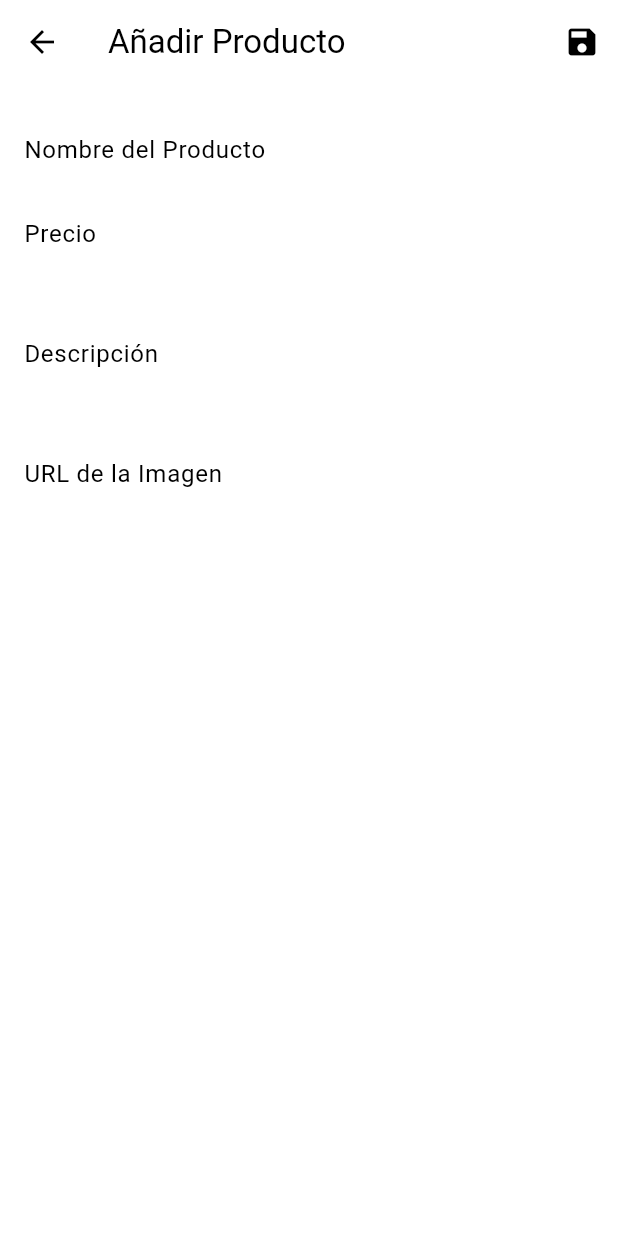
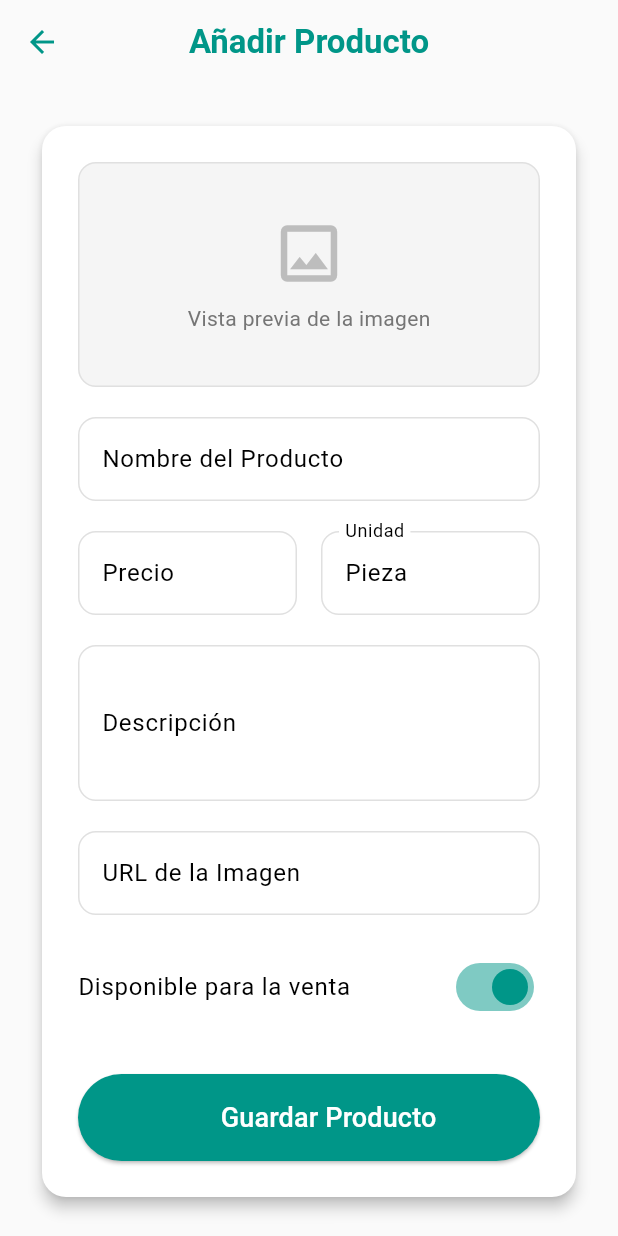
Before and after one commit to JoseFranciscoNavaR/JerceriaApp, a Flutter app: the AdminEditProductScreen screen opened directly, on a phone screen of 412 x 824 dp. Run offline on Flutter 3.47's test engine with Material 3 defaults, Android fonts, the phone set to English and light mode, and no system bars; our stand-ins replace badges, hive, hive_flutter; accounts and stored records are empty.

Commit message:
Jarceria v1.1.3 admin panel

```diff
--- a/lib/models/product_model.dart
+++ b/lib/models/product_model.dart
@@ -1,4 +1,3 @@
-
 import 'package:hive/hive.dart';
 
 part 'product_model.g.dart';
@@ -20,11 +19,19 @@ class Product extends HiveObject {
   @HiveField(4)
   String imageUrl;
 
+  @HiveField(5)
+  bool isAvailable;
+
+  @HiveField(6)
+  String unit;
+
   Product({
     required this.id,
     required this.name,
     required this.description,
     required this.price,
     required this.imageUrl,
+    this.isAvailable = true,
+    this.unit = 'Pieza',
   });
 }
--- a/lib/screens/admin/admin_edit_product_screen.dart
+++ b/lib/screens/admin/admin_edit_product_screen.dart
@@ -1,4 +1,3 @@
-
 import 'package:flutter/material.dart';
 import 'package:uuid/uuid.dart';
 import '../../models/product_model.dart';
@@ -22,6 +21,8 @@ class _AdminEditProductScreenState extends State<AdminEditProductScreen> {
   final _priceController = TextEditingController();
   final _descriptionController = TextEditingController();
   final _imageUrlController = TextEditingController();
+  final _unitController = TextEditingController();
+  bool _isAvailable = true;
 
   var _isLoading = false;
 
@@ -33,7 +34,13 @@ class _AdminEditProductScreenState extends State<AdminEditProductScreen> {
       _priceController.text = widget.product!.price.toString();
       _descriptionController.text = widget.product!.description;
       _imageUrlController.text = widget.product!.imageUrl;
+      _unitController.text = widget.product!.unit;
+      _isAvailable = widget.product!.isAvailable;
+    } else {
+      // For new products, default unit is 'Pieza'
+      _unitController.text = 'Pieza';
     }
+    _imageUrlController.addListener(_updateImagePreview);
   }
 
   @override
@@ -42,7 +49,12 @@ class _AdminEditProductScreenState extends State<AdminEditProductScreen> {
     _priceController.dispose();
     _descriptionController.dispose();
     _imageUrlController.dispose();
+    _unitController.dispose();
     super.dispose();
+  }
+
+  void _updateImagePreview() {
+    setState(() {});
   }
 
   Future<void> _saveForm() async {
@@ -60,27 +72,28 @@ class _AdminEditProductScreenState extends State<AdminEditProductScreen> {
     final price = double.parse(_priceController.text);
     final description = _descriptionController.text;
     final imageUrl = _imageUrlController.text;
+    final unit = _unitController.text;
 
     try {
-      if (widget.product == null) {
-        // Crear nuevo producto
       final newProduct = Product(
-          id: _uuid.v4(), // Generar un ID único
+        id: widget.product?.id ?? _uuid.v4(),
         name: name,
         description: description,
         price: price,
         imageUrl: imageUrl,
+        unit: unit,
+        isAvailable: _isAvailable,
       );
+
+      if (widget.product == null) {
         await _databaseService.addProduct(newProduct);
       } else {
-        // Actualizar producto existente
-        widget.product!.name = name;
-        widget.product!.price = price;
-        widget.product!.description = description;
-        widget.product!.imageUrl = imageUrl;
-        await _databaseService.updateProduct(widget.product!);
+        await _databaseService.updateProduct(newProduct);
       }
       Navigator.of(context).pop();
+      ScaffoldMessenger.of(context).showSnackBar(
+        SnackBar(content: Text('Producto guardado exitosamente'), backgroundColor: Colors.green),
+      );
     } catch (error) {
       await showDialog(
         context: context,
@@ -98,74 +111,152 @@ class _AdminEditProductScreenState extends State<AdminEditProductScreen> {
         ),
       );
     } finally {
+      if (mounted) {
         setState(() {
           _isLoading = false;
         });
+      }
     }
   }
 
   @override
   Widget build(BuildContext context) {
     return Scaffold(
+      backgroundColor: Colors.grey[50],
       appBar: AppBar(
-        title: Text(widget.product == null ? 'Añadir Producto' : 'Editar Producto'),
-        actions: [
-          IconButton(
-            icon: Icon(Icons.save),
-            onPressed: _saveForm,
+        title: Text(widget.product == null ? 'Añadir Producto' : 'Editar Producto', style: TextStyle(fontWeight: FontWeight.bold)),
+        centerTitle: true,
+        elevation: 0,
+        backgroundColor: Colors.transparent,
+        foregroundColor: Theme.of(context).colorScheme.primary,
+      ),
+      body: SingleChildScrollView(
+        padding: const EdgeInsets.all(24.0),
+        child: Card(
+          elevation: 4,
+          shape: RoundedRectangleBorder(borderRadius: BorderRadius.circular(16)),
+          child: Padding(
+            padding: const EdgeInsets.all(24.0),
+            child: Form(
+              key: _formKey,
+              child: Column(
+                mainAxisSize: MainAxisSize.min,
+                children: <Widget>[
+                  _buildImagePreview(),
+                  SizedBox(height: 20),
+                  _buildTextFormField(controller: _nameController, labelText: 'Nombre del Producto', validator: (v) => v!.isEmpty ? 'Este campo es obligatorio.' : null),
+                  SizedBox(height: 20),
+                  Row(
+                    children: [
+                      Expanded(
+                        child: _buildTextFormField(controller: _priceController, labelText: 'Precio', keyboardType: TextInputType.numberWithOptions(decimal: true), validator: (v) {
+                          if (v!.isEmpty) return 'Requerido';
+                          if (double.tryParse(v) == null) return 'Número inválido';
+                          if (double.parse(v) <= 0) return '> 0';
+                          return null;
+                        }),
+                      ),
+                      SizedBox(width: 16),
+                      Expanded(
+                        child: _buildTextFormField(controller: _unitController, labelText: 'Unidad', validator: (v) => v!.isEmpty ? 'Requerido' : null),
                       ),
                     ],
                   ),
-      body: _isLoading
-          ? Center(child: CircularProgressIndicator()) // Muestra un spinner mientras guarda
-          : Padding(
-              padding: const EdgeInsets.all(16.0),
-              child: Form(
-                key: _formKey,
-                child: ListView(
-                  children: <Widget>[
-                    TextFormField(
-                      controller: _nameController,
-                      decoration: InputDecoration(labelText: 'Nombre del Producto'),
-                      textInputAction: TextInputAction.next,
-                      validator: (value) => value!.isEmpty ? 'Este campo es obligatorio.' : null,
+                  SizedBox(height: 20),
+                  _buildTextFormField(controller: _descriptionController, labelText: 'Descripción', maxLines: 3, validator: (v) => v!.isEmpty ? 'Este campo es obligatorio.' : null),
+                  SizedBox(height: 20),
+                  _buildTextFormField(controller: _imageUrlController, labelText: 'URL de la Imagen', keyboardType: TextInputType.url, validator: (v) {
+                    if (v!.isEmpty) return 'Este campo es obligatorio.';
+                    if (!v.startsWith('http')) return 'URL inválida.';
+                    return null;
+                  }),
+                  SizedBox(height: 20),
+                  SwitchListTile(
+                    title: Text('Disponible para la venta'),
+                    value: _isAvailable,
+                    onChanged: (bool value) {
+                      setState(() {
+                        _isAvailable = value;
+                      });
+                    },
+                    activeColor: Theme.of(context).colorScheme.primary,
+                    contentPadding: EdgeInsets.zero,
                   ),
-                    TextFormField(
-                      controller: _priceController,
-                      decoration: InputDecoration(labelText: 'Precio'),
-                      textInputAction: TextInputAction.next,
-                      keyboardType: TextInputType.numberWithOptions(decimal: true),
-                      validator: (value) {
-                        if (value!.isEmpty) return 'Este campo es obligatorio.';
-                        if (double.tryParse(value) == null) return 'Ingrese un número válido.';
-                        if (double.parse(value) <= 0) return 'El precio debe ser mayor a cero.';
-                        return null;
-                      },
+                  SizedBox(height: 30),
+                  SizedBox(
+                    width: double.infinity,
+                    child: ElevatedButton.icon(
+                      onPressed: _isLoading ? null : _saveForm,
+                      icon: _isLoading ? SizedBox(width: 20, height: 20, child: CircularProgressIndicator(strokeWidth: 3, color: Colors.white)) : Icon(Icons.save_alt_outlined),
+                      label: Text(_isLoading ? 'Guardando...' : 'Guardar Producto', style: TextStyle(fontSize: 18, color: Colors.white)),
+                      style: ElevatedButton.styleFrom(
+                        backgroundColor: Theme.of(context).colorScheme.primary,
+                        padding: EdgeInsets.symmetric(vertical: 16),
+                        shape: RoundedRectangleBorder(borderRadius: BorderRadius.circular(30)),
                       ),
-                    TextFormField(
-                      controller: _descriptionController,
-                      decoration: InputDecoration(labelText: 'Descripción'),
-                      maxLines: 3,
-                      keyboardType: TextInputType.multiline,
-                      validator: (value) => value!.isEmpty ? 'Este campo es obligatorio.' : null,
                     ),
-                    TextFormField(
-                      controller: _imageUrlController,
-                      decoration: InputDecoration(labelText: 'URL de la Imagen'),
-                      keyboardType: TextInputType.url,
-                      textInputAction: TextInputAction.done,
-                      onFieldSubmitted: (_) => _saveForm(),
-                      validator: (value) {
-                        if (value!.isEmpty) return 'Este campo es obligatorio.';
-                        // Opcional: validación de URL más estricta
-                        if (!value.startsWith('http')) return 'Ingrese una URL válida.';
-                        return null;
-                      },
                   ),
                 ],
               ),
             ),
           ),
+        ),
+      ),
+    );
+  }
+
+  Widget _buildTextFormField({required TextEditingController controller, required String labelText, int maxLines = 1, TextInputType keyboardType = TextInputType.text, required FormFieldValidator<String> validator}) {
+    return TextFormField(
+      controller: controller,
+      maxLines: maxLines,
+      keyboardType: keyboardType,
+      validator: validator,
+      decoration: InputDecoration(
+        labelText: labelText,
+        filled: true,
+        fillColor: Colors.white,
+        border: OutlineInputBorder(
+          borderRadius: BorderRadius.circular(12.0),
+          borderSide: BorderSide(color: Colors.grey[300]!),
+        ),
+        enabledBorder: OutlineInputBorder(
+          borderRadius: BorderRadius.circular(12.0),
+          borderSide: BorderSide(color: Colors.grey[300]!),
+        ),
+      ),
+    );
+  }
+
+  Widget _buildImagePreview() {
+    final imageUrl = _imageUrlController.text;
+    return Container(
+      height: 150,
+      width: double.infinity,
+      decoration: BoxDecoration(
+        border: Border.all(color: Colors.grey[300]!),
+        borderRadius: BorderRadius.circular(12),
+        color: Colors.grey[100],
+      ),
+      child: imageUrl.isNotEmpty && Uri.tryParse(imageUrl)?.hasAbsolutePath == true
+          ? ClipRRect(
+              borderRadius: BorderRadius.circular(12),
+              child: Image.network(
+                imageUrl,
+                fit: BoxFit.cover,
+                loadingBuilder: (context, child, progress) => progress == null ? child : Center(child: CircularProgressIndicator()),
+                errorBuilder: (context, error, stackTrace) => Icon(Icons.error_outline, color: Colors.red, size: 50),
+              ),
+            )
+          : Center(
+              child: Column(
+                mainAxisAlignment: MainAxisAlignment.center,
+                children: [
+                  Icon(Icons.image_outlined, size: 50, color: Colors.grey[400]),
+                  SizedBox(height: 8),
+                  Text('Vista previa de la imagen', style: TextStyle(color: Colors.grey[600])),
+                ],
+              ),
+            ),
     );
   }
 }
```
Also changed, not shown: lib/main.dart (+20 -19 lines), lib/screens/admin/admin_panel_screen.dart (+72 -93 lines), lib/screens/admin/admin_product_list_screen.dart (added, +154 -0 lines), lib/models/product_model.g.dart. Lines whose indentation alone changed are shown as unchanged.
